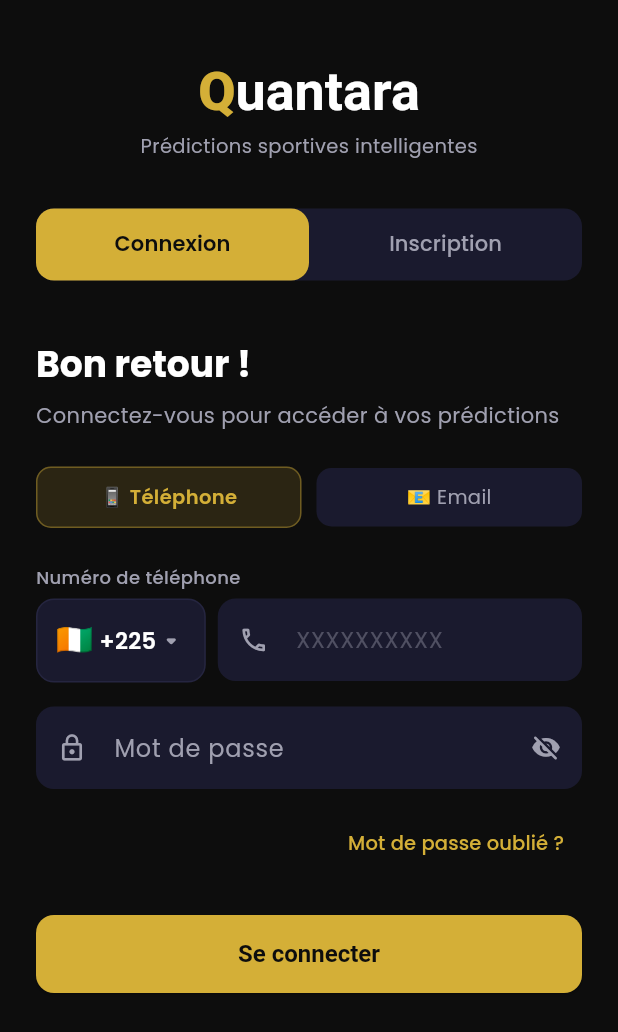
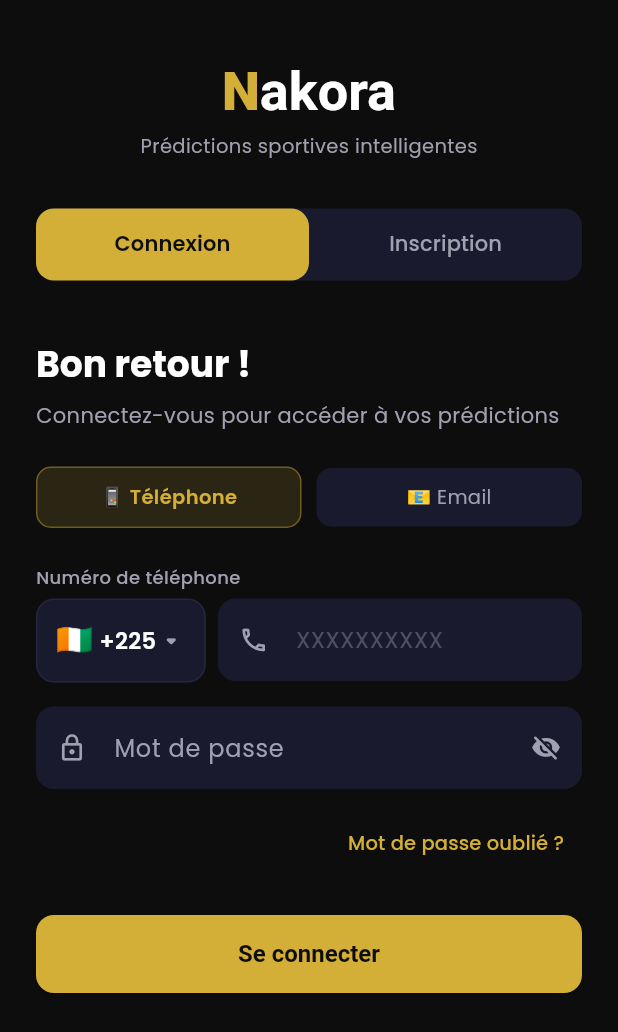
Before and after one commit to DrKonan/QUANTARA, a Flutter app: the screen it shows after launch, after a tap on "Passer", on a phone screen of 412 x 824 dp. Shown: the top 1032 px of the screen. Run offline on Flutter 3.47's test engine with Material 3 defaults, Android fonts, the phone set to English and light mode, and no system bars; our stand-ins replace firebase_analytics, firebase_core, firebase_crashlytics, firebase_messaging, flutter_local_notifications, flutter_riverpod and 7 more; accounts and stored records are empty.

Commit message:
fix: replace all Quantara references with Nakora + fix Android splash/icon
 N+akora
 N+akora (already done)
 nakora_predictions
 nakora_installation_id
- pubspec.yaml: android_12 splash image corrected (splash.png, not app_icon.png) + version 2.0.0+4
- Regenerated flutter_launcher_icons + flutter_native_splash assets

Co-authored-by: Copilot <223556219+Copilot@users.noreply.github.com>

```diff
--- a/mobile/lib/core/services/device_fingerprint_service.dart
+++ b/mobile/lib/core/services/device_fingerprint_service.dart
@@ -6,7 +6,7 @@ import 'package:supabase_flutter/supabase_flutter.dart';
 /// On iOS, Keychain persists across app reinstalls.
 /// On Android, Keystore persists across app reinstalls (unless factory reset).
 class DeviceFingerprintService {
-  static const _storageKey = 'quantara_installation_id';
+  static const _storageKey = 'nakora_installation_id';
   static final _storage = FlutterSecureStorage();
 
   static DeviceFingerprintService? _instance;
--- a/mobile/lib/core/services/notification_service.dart
+++ b/mobile/lib/core/services/notification_service.dart
@@ -27,7 +27,7 @@ Future<void> firebaseMessagingBackgroundHandler(RemoteMessage message) async {
       .resolvePlatformSpecificImplementation<
           AndroidFlutterLocalNotificationsPlugin>()
       ?.createNotificationChannel(const AndroidNotificationChannel(
-        'quantara_predictions',
+        'nakora_predictions',
         'Pronos Nakora',
         description: 'Notifications de pronostics et résultats',
         importance: Importance.high,
@@ -39,7 +39,7 @@ Future<void> firebaseMessagingBackgroundHandler(RemoteMessage message) async {
     notification.body,
     const NotificationDetails(
       android: AndroidNotificationDetails(
-        'quantara_predictions',
+        'nakora_predictions',
         'Pronos Nakora',
         channelDescription: 'Notifications de pronostics et résultats',
         importance: Importance.high,
@@ -77,7 +77,7 @@ class NotificationService {
       FlutterLocalNotificationsPlugin();
 
   static const _androidChannel = AndroidNotificationChannel(
-    'quantara_predictions',
+    'nakora_predictions',
     'Pronos Nakora',
     description: 'Notifications de pronostics et résultats',
     importance: Importance.high,
--- a/mobile/lib/features/auth/presentation/screens/auth_screen.dart
+++ b/mobile/lib/features/auth/presentation/screens/auth_screen.dart
@@ -38,7 +38,7 @@ class _AuthScreenState extends State<AuthScreen> with SingleTickerProviderStateM
               text: const TextSpan(
                 children: [
                   TextSpan(
-                    text: 'Q',
+                    text: 'N',
                     style: TextStyle(
                       color: AppColors.gold,
                       fontSize: 36,
@@ -46,7 +46,7 @@ class _AuthScreenState extends State<AuthScreen> with SingleTickerProviderStateM
                     ),
                   ),
                   TextSpan(
-                    text: 'uantara',
+                    text: 'akora',
                     style: TextStyle(
                       color: AppColors.textPrimary,
                       fontSize: 36,
--- a/mobile/lib/features/onboarding/presentation/screens/onboarding_screen.dart
+++ b/mobile/lib/features/onboarding/presentation/screens/onboarding_screen.dart
@@ -60,7 +60,7 @@ class _OnboardingScreenState extends ConsumerState<OnboardingScreen> {
                     text: const TextSpan(
                       children: [
                         TextSpan(
-                          text: 'Q',
+                          text: 'N',
                           style: TextStyle(
                             color: AppColors.gold,
                             fontSize: 24,
@@ -68,7 +68,7 @@ class _OnboardingScreenState extends ConsumerState<OnboardingScreen> {
                           ),
                         ),
                         TextSpan(
-                          text: 'uantara',
+                          text: 'akora',
                           style: TextStyle(
                             color: AppColors.textPrimary,
                             fontSize: 24,
--- a/mobile/pubspec.yaml
+++ b/mobile/pubspec.yaml
@@ -16,7 +16,7 @@ publish_to: 'none' # Remove this line if you wish to publish to pub.dev
 # https://developer.apple.com/library/archive/documentation/General/Reference/InfoPlistKeyReference/Articles/CoreFoundationKeys.html
 # In Windows, build-name is used as the major, minor, and patch parts
 # of the product and file versions while build-number is used as the build suffix.
-version: 2.0.0+3
+version: 2.0.0+4
 
 environment:
   sdk: ^3.11.4
@@ -97,7 +97,7 @@ flutter_native_splash:
   image: "assets/images/splash.png"
   android_12:
     color: "#14172C"
-    image: "assets/images/app_icon.png"
+    image: "assets/images/splash.png"
   ios: true
   android: true
 
```
Also changed, not shown: 45 other files.
